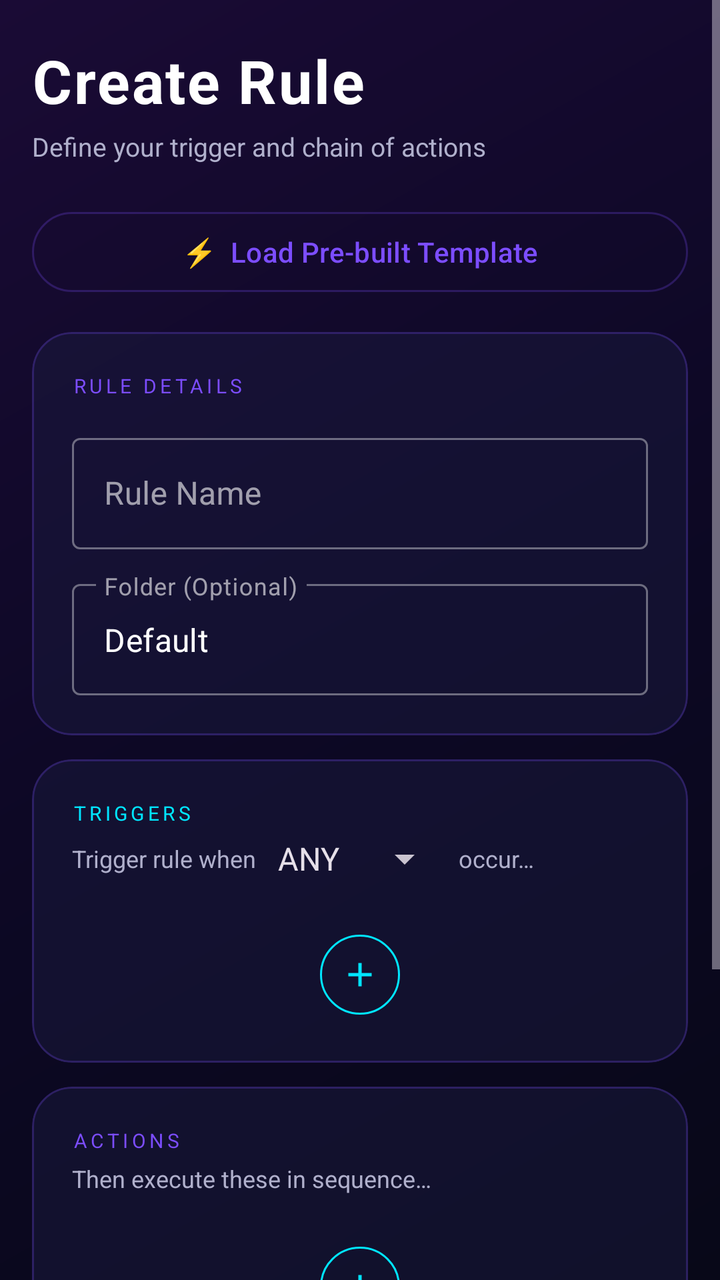
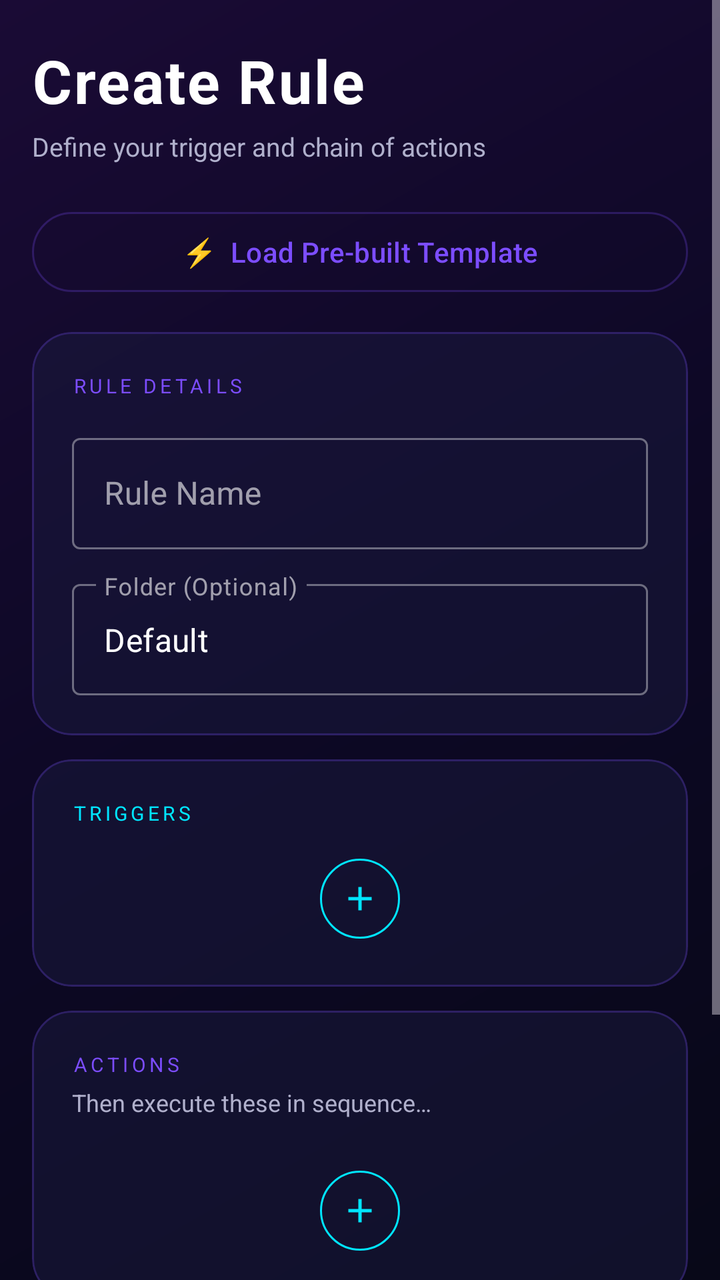

Two renders of the same Android screen: before a commit and after it. Below are the layout's source before the change and the commit's diff.
<!-- AndroidManifest.xml: application theme Theme.Zenith -->
<!-- res/layout/fragment_config.xml -->
<?xml version="1.0" encoding="utf-8"?>
<ScrollView xmlns:android="http://schemas.android.com/apk/res/android"
    xmlns:app="http://schemas.android.com/apk/res-auto"
    android:layout_width="match_parent"
    android:layout_height="match_parent"
    android:background="@android:color/transparent">

    <LinearLayout
        android:layout_width="match_parent"
        android:layout_height="wrap_content"
        android:orientation="vertical"
        android:paddingStart="16dp"
        android:paddingEnd="16dp"
        android:paddingTop="20dp"
        android:paddingBottom="40dp">

        
        <TextView
            android:layout_width="wrap_content"
            android:layout_height="wrap_content"
            android:text="Create Rule"
            android:textSize="30sp"
            android:textStyle="bold"
            android:textColor="@color/text_primary"
            android:letterSpacing="0.03"
            android:layout_marginBottom="4dp" />

        <TextView
            android:layout_width="wrap_content"
            android:layout_height="wrap_content"
            android:text="Define your trigger and chain of actions"
            android:textSize="13sp"
            android:textColor="@color/text_secondary"
            android:layout_marginBottom="20dp" />

        
        <com.google.android.material.button.MaterialButton
            android:id="@+id/btn_load_template"
            style="@style/Widget.Material3.Button.OutlinedButton"
            android:layout_width="match_parent"
            android:layout_height="wrap_content"
            android:layout_marginBottom="16dp"
            android:text="⚡  Load Pre-built Template"
            android:textColor="?attr/accentPrimary"
            app:strokeColor="?attr/glassStrokeColor"
            app:strokeWidth="1dp" />

        
        <com.google.android.material.card.MaterialCardView
            android:layout_width="match_parent"
            android:layout_height="wrap_content"
            android:layout_marginBottom="12dp"
            app:cardBackgroundColor="?attr/glassCardColor"
            app:cardCornerRadius="20dp"
            app:cardElevation="0dp"
            app:strokeColor="?attr/glassStrokeColor"
            app:strokeWidth="1dp">

            <LinearLayout
                android:layout_width="match_parent"
                android:layout_height="wrap_content"
                android:orientation="vertical"
                android:padding="20dp">

                <TextView
                    android:layout_width="wrap_content"
                    android:layout_height="wrap_content"
                    android:text="RULE DETAILS"
                    android:textSize="10sp"
                    android:textColor="?attr/accentPrimary"
                    android:letterSpacing="0.18"
                    android:layout_marginBottom="14dp" />

                <com.google.android.material.textfield.TextInputLayout
                    android:layout_width="match_parent"
                    android:layout_height="wrap_content"
                    android:layout_marginBottom="12dp"
                    android:hint="Rule Name"
                    style="@style/Widget.MaterialComponents.TextInputLayout.OutlinedBox">

                    <com.google.android.material.textfield.TextInputEditText
                        android:id="@+id/edit_rule_name"
                        android:layout_width="match_parent"
                        android:layout_height="wrap_content"
                        android:textColor="@color/text_primary"
                        android:inputType="textCapSentences" />
                </com.google.android.material.textfield.TextInputLayout>

                <com.google.android.material.textfield.TextInputLayout
                    android:layout_width="match_parent"
                    android:layout_height="wrap_content"
                    android:hint="Folder (Optional)"
                    style="@style/Widget.MaterialComponents.TextInputLayout.OutlinedBox">

                    <com.google.android.material.textfield.TextInputEditText
                        android:id="@+id/edit_folder_name"
                        android:layout_width="match_parent"
                        android:layout_height="wrap_content"
                        android:text="Default"
                        android:textColor="@color/text_primary"
                        android:inputType="text" />
                </com.google.android.material.textfield.TextInputLayout>
            </LinearLayout>
        </com.google.android.material.card.MaterialCardView>

        
        <com.google.android.material.card.MaterialCardView
            android:layout_width="match_parent"
            android:layout_height="wrap_content"
            android:layout_marginBottom="12dp"
            app:cardBackgroundColor="?attr/glassCardColor"
            app:cardCornerRadius="20dp"
            app:cardElevation="0dp"
            app:strokeColor="?attr/glassStrokeColor"
            app:strokeWidth="1dp">

            <LinearLayout
                android:layout_width="match_parent"
                android:layout_height="wrap_content"
                android:orientation="vertical"
                android:padding="20dp">

                <TextView
                    android:layout_width="wrap_content"
                    android:layout_height="wrap_content"
                    android:text="TRIGGERS"
                    android:textSize="10sp"
                    android:textColor="?attr/accentSecondary"
                    android:letterSpacing="0.18"
                    android:layout_marginBottom="4dp" />

                <LinearLayout
                    android:layout_width="match_parent"
                    android:layout_height="wrap_content"
                    android:orientation="horizontal"
                    android:gravity="center_vertical"
                    android:layout_marginBottom="14dp">

                    <TextView
                        android:layout_width="wrap_content"
                        android:layout_height="wrap_content"
                        android:text="Trigger rule when "
                        android:textSize="12sp"
                        android:textColor="@color/text_secondary" />

                    <Spinner
                        android:id="@+id/spinner_trigger_logic"
                        android:layout_width="wrap_content"
                        android:layout_height="wrap_content"
                        android:entries="@array/logic_types" />

                    <TextView
                        android:layout_width="wrap_content"
                        android:layout_height="wrap_content"
                        android:text=" occur…"
                        android:textSize="12sp"
                        android:textColor="@color/text_secondary" />
                </LinearLayout>

                <LinearLayout
                    android:id="@+id/container_triggers"
                    android:layout_width="match_parent"
                    android:layout_height="wrap_content"
                    android:orientation="vertical" />

                <com.google.android.material.button.MaterialButton
                    android:id="@+id/btn_add_trigger"
                    style="@style/Widget.Material3.Button.IconButton.Outlined"
                    android:layout_width="wrap_content"
                    android:layout_height="wrap_content"
                    android:layout_gravity="center_horizontal"
                    android:layout_marginTop="8dp"
                    app:icon="@drawable/ic_add"
                    app:iconTint="?attr/accentSecondary"
                    app:strokeColor="?attr/accentSecondary" />
            </LinearLayout>
        </com.google.android.material.card.MaterialCardView>

        
        <com.google.android.material.card.MaterialCardView
            android:layout_width="match_parent"
            android:layout_height="wrap_content"
            android:layout_marginBottom="12dp"
            app:cardBackgroundColor="?attr/glassCardColor"
            app:cardCornerRadius="20dp"
            app:cardElevation="0dp"
            app:strokeColor="?attr/glassStrokeColor"
            app:strokeWidth="1dp">

            <LinearLayout
                android:layout_width="match_parent"
                android:layout_height="wrap_content"
                android:orientation="vertical"
                android:padding="20dp">

                <TextView
                    android:layout_width="wrap_content"
                    android:layout_height="wrap_content"
                    android:text="ACTIONS"
                    android:textSize="10sp"
                    android:textColor="?attr/accentPrimary"
                    android:letterSpacing="0.18"
                    android:layout_marginBottom="4dp" />

                <TextView
                    android:layout_width="wrap_content"
                    android:layout_height="wrap_content"
                    android:text="Then execute these in sequence…"
                    android:textSize="12sp"
                    android:textColor="@color/text_secondary"
                    android:layout_marginBottom="14dp" />

                <LinearLayout
                    android:id="@+id/container_actions"
                    android:layout_width="match_parent"
                    android:layout_height="wrap_content"
                    android:orientation="vertical" />

                <com.google.android.material.button.MaterialButton
                    android:id="@+id/btn_add_action"
                    style="@style/Widget.Material3.Button.IconButton.Outlined"
                    android:layout_width="wrap_content"
                    android:layout_height="wrap_content"
                    android:layout_gravity="center_horizontal"
                    android:layout_marginTop="8dp"
                    app:icon="@drawable/ic_add"
                    app:iconTint="?attr/accentSecondary"
                    app:strokeColor="?attr/accentSecondary" />
            </LinearLayout>
        </com.google.android.material.card.MaterialCardView>

        

        
        <LinearLayout
            android:layout_width="match_parent"
            android:layout_height="wrap_content"
            android:orientation="horizontal"
            android:layout_marginBottom="10dp">

            <com.google.android.material.button.MaterialButton
                android:id="@+id/btn_save_draft"
                style="@style/Widget.Material3.Button.OutlinedButton"
                android:layout_width="0dp"
                android:layout_height="wrap_content"
                android:layout_weight="1"
                android:layout_marginEnd="8dp"
                android:text="Save Draft"
                android:textColor="@color/text_secondary"
                app:strokeColor="@color/text_secondary" />

            <com.google.android.material.button.MaterialButton
                android:id="@+id/btn_save_active"
                android:layout_width="0dp"
                android:layout_height="wrap_content"
                android:layout_weight="1"
                android:layout_marginStart="8dp"
                android:text="Save Active"
                app:backgroundTint="?attr/accentPrimary"
                android:textColor="?attr/colorOnPrimary" />
        </LinearLayout>

        
        <com.google.android.material.button.MaterialButton
            android:id="@+id/btn_simulate"
            style="@style/Widget.Material3.Button.TextButton"
            android:layout_width="match_parent"
            android:layout_height="wrap_content"
            android:text="▶  Simulate Execution (Test)"
            android:textColor="?attr/accentSecondary" />

    </LinearLayout>
</ScrollView>
<!-- resources referenced by this layout -->
<resources>
  <string-array name="logic_types">
          <item>ANY</item>
          <item>ALL</item>
      </string-array>
  <color name="text_primary">#FFFFFF</color>
  <color name="text_secondary">#B0B0CC</color>
  <!-- drawable ic_add (drawable) -->
  <vector xmlns:android="http://schemas.android.com/apk/res/android"
      android:width="24dp"
      android:height="24dp"
      android:viewportWidth="24"
      android:viewportHeight="24"
      android:tint="?attr/colorControlNormal">
    <path
        android:fillColor="@android:color/white"
        android:pathData="M19,13h-6v6h-2v-6H5v-2h6V5h2v6h6v2z"/>
  </vector>
  <style name="Theme.Zenith" parent="Theme.Zenith.Glass" />
  <style name="Theme.Zenith.Glass" parent="Theme.Material3.Dark.NoActionBar">
          <item name="android:windowBackground">@drawable/bg_gradient</item>
          <item name="colorPrimary">#7C4DFF</item>
          <item name="colorOnPrimary">#FFFFFF</item>
          <item name="colorPrimaryContainer">#3D1A99</item>
          <item name="colorSecondary">#00E5FF</item>
          <item name="colorOnSecondary">#000000</item>
          <item name="colorSurface">#1A1A3E</item>
          <item name="colorOnSurface">#FFFFFF</item>
          <item name="colorOnSurfaceVariant">#B0B0CC</item>
          <item name="glassCardColor">#801A1A3E</item>
          <item name="glassStrokeColor">#407C4DFF</item>
          <item name="accentPrimary">#7C4DFF</item>
          <item name="accentSecondary">#00E5FF</item>
          <item name="navBackground">#E6080818</item>
      </style>
  <!-- drawable bg_gradient (drawable) -->
  <?xml version="1.0" encoding="utf-8"?>
  <shape xmlns:android="http://schemas.android.com/apk/res/android">
      <gradient
          android:startColor="#080818"
          android:centerColor="#0D0825"
          android:endColor="#1A0B35"
          android:angle="135"
          android:type="linear" />
  </shape>
</resources>

<!-- the commit's change to res/layout/fragment_config.xml (unified diff, before → after) -->
@@ -134,6 +134,7 @@
                     android:layout_height="wrap_content"
                     android:orientation="horizontal"
                     android:gravity="center_vertical"
+                    android:visibility="gone"
                     android:layout_marginBottom="14dp">
 
                     <TextView
